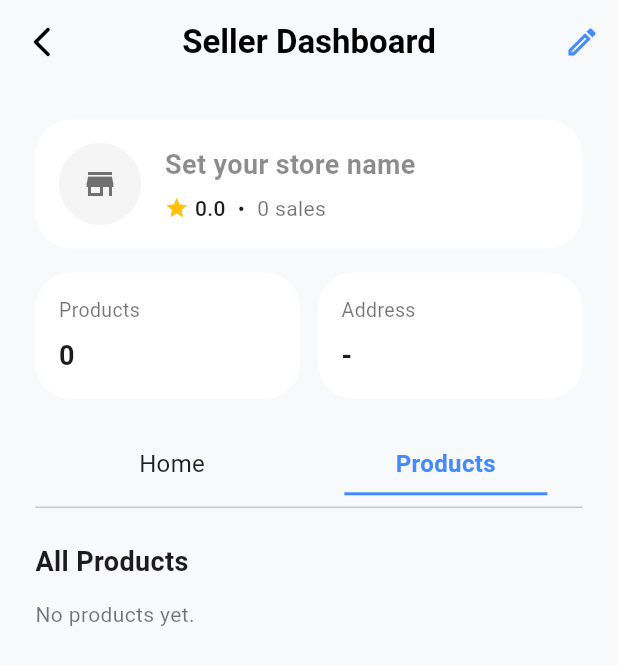
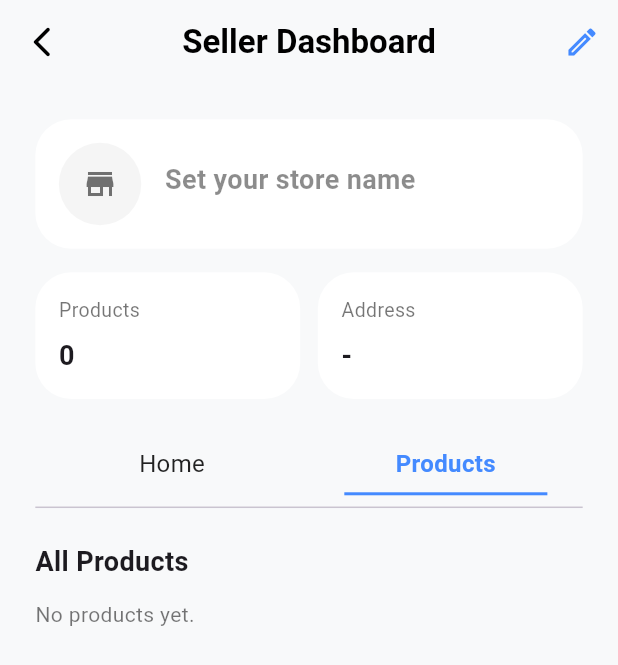
Before and after one commit to ucuypa/marketplace_app, a Flutter app: the SellerDashboardPage screen opened directly, after a tap on "Products", on a phone screen of 412 x 824 dp. Shown: the top 665 px of the screen. Run offline on Flutter 3.47's test engine with Material 3 defaults, Android fonts, the phone set to English and light mode, and no system bars; our stand-ins replace cloud_firestore, device_preview, firebase_auth, firebase_core, firebase_storage, flutter_riverpod and 2 more; accounts and stored records are empty.

Commit message:
Remove rating from SellerDashboardData and update SellerHeaderCard comments for clarity

```diff
--- a/lib/presentation/seller/controller/seller_dashboard_controller.dart
+++ b/lib/presentation/seller/controller/seller_dashboard_controller.dart
@@ -47,7 +47,6 @@ class SellerDashboardController {
     return SellerDashboardData(
       storeName: data['storeName'] ?? '',
       storeAddress: data['storeAddress'] ?? '',
-      rating: (data['rating'] ?? 4.8).toDouble(),      // default contoh
       salesCount: (data['salesCount'] ?? 0) as int,
       productCount: productCount,
       storeAvatarUrl: data['profilePicUrl'],
--- a/lib/presentation/seller/models/seller_dashboard_model.dart
+++ b/lib/presentation/seller/models/seller_dashboard_model.dart
@@ -26,7 +26,6 @@ class SellerProduct {
 class SellerDashboardData {
   final String storeName;
   final String storeAddress;
-  final double rating;
   final int salesCount;
   final int productCount;
   final String? storeAvatarUrl;
@@ -35,7 +34,6 @@ class SellerDashboardData {
   SellerDashboardData({
     required this.storeName,
     required this.storeAddress,
-    required this.rating,
     required this.salesCount,
     required this.productCount,
     this.storeAvatarUrl,
@@ -45,7 +43,6 @@ class SellerDashboardData {
   SellerDashboardData copyWith({
     String? storeName,
     String? storeAddress,
-    double? rating,
     int? salesCount,
     int? productCount,
     String? storeAvatarUrl,
@@ -54,7 +51,6 @@ class SellerDashboardData {
     return SellerDashboardData(
       storeName: storeName ?? this.storeName,
       storeAddress: storeAddress ?? this.storeAddress,
-      rating: rating ?? this.rating,
       salesCount: salesCount ?? this.salesCount,
       productCount: productCount ?? this.productCount,
       storeAvatarUrl: storeAvatarUrl ?? this.storeAvatarUrl,
--- a/lib/presentation/seller/widgets/seller_header_card.dart
+++ b/lib/presentation/seller/widgets/seller_header_card.dart
@@ -10,7 +10,7 @@ class SellerHeaderCard extends StatelessWidget {
 
   @override
   Widget build(BuildContext context) {
-    // ✅ TAMBAHAN: logic hint kalau nama toko kosong
+    // ✅ Logic hint kalau nama toko kosong
     final bool isNameEmpty = data.storeName.isEmpty;
     final String displayName =
         isNameEmpty ? 'Set your store name' : data.storeName;
@@ -40,7 +40,7 @@ class SellerHeaderCard extends StatelessWidget {
             child: Column(
               crossAxisAlignment: CrossAxisAlignment.start,
               children: [
-                // ✅ UBAH bagian ini: pakai displayName + warna beda kalau kosong
+                // ✅ Pakai displayName + warna beda kalau kosong
                 Text(
                   displayName,
                   style: TextStyle(
@@ -50,27 +50,12 @@ class SellerHeaderCard extends StatelessWidget {
                   ),
                 ),
                 const SizedBox(height: 6),
-                Row(
-                  children: [
-                    const Icon(
-                      Icons.star,
-                      size: 16,
-                      color: Color(0xFFFFC107),
-                    ),
-                    const SizedBox(width: 4),
-                    Text(
-                      data.rating.toStringAsFixed(1),
-                      style: const TextStyle(fontWeight: FontWeight.w500),
-                    ),
-                    const SizedBox(width: 8),
-                    const Text('•'),
-                    const SizedBox(width: 8),
-                    Text(
-                      '${data.salesCount} sales',
-                      style: const TextStyle(color: Colors.black54),
-                    ),
-                  ],
-                ),
+
+                if (data.salesCount > 0)
+                  Text(
+                    '${data.salesCount} sales',
+                    style: const TextStyle(color: Colors.black54),
+                  ),
               ],
             ),
           ),
```
